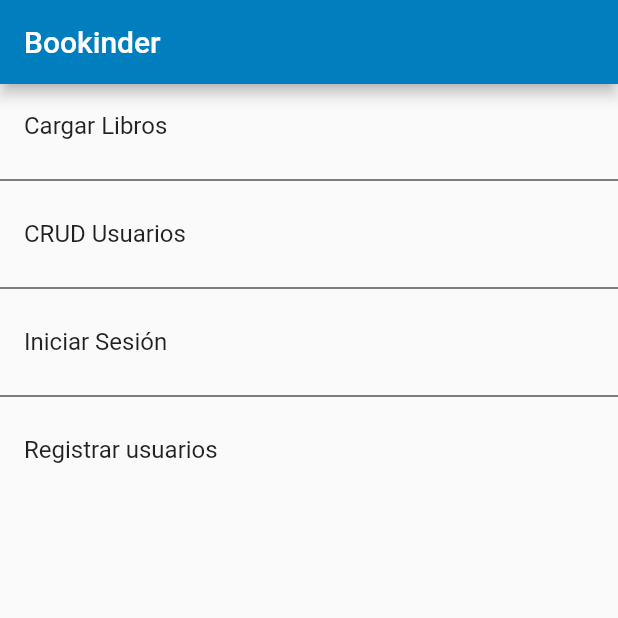
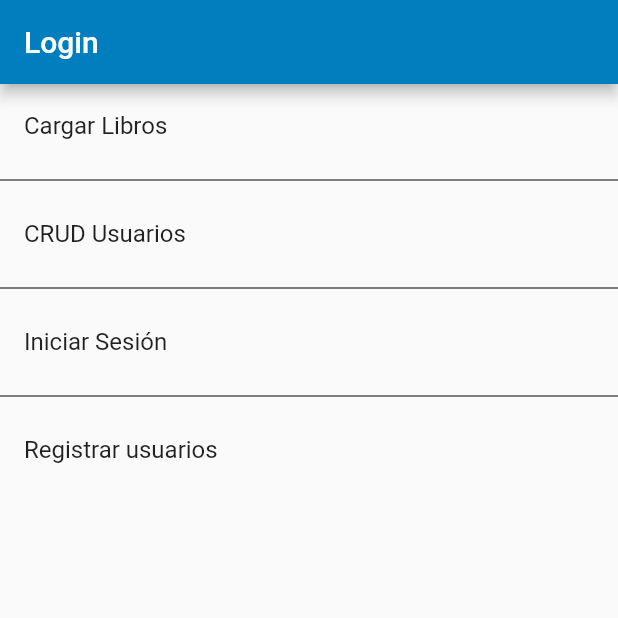
Before and after one commit to NightBus321/actividad5, a Flutter app: the screen it shows after launch, on a phone screen of 412 x 824 dp, the top half of it. Run offline on Flutter 3.47's test engine with Material 2 defaults, Android fonts, the phone set to English and light mode, and no system bars.

Commit message:
Se corrigen nobres en el main

```diff
--- a/lib/main.dart
+++ b/lib/main.dart
@@ -36,7 +36,7 @@ createScaffold() {
 
   return Scaffold(
     appBar: AppBar(
-      title: const Text("Bookinder"),
+      title: const Text("Login"),
       backgroundColor: primaryColor,
     ),
     body: ListView.separated(
```
